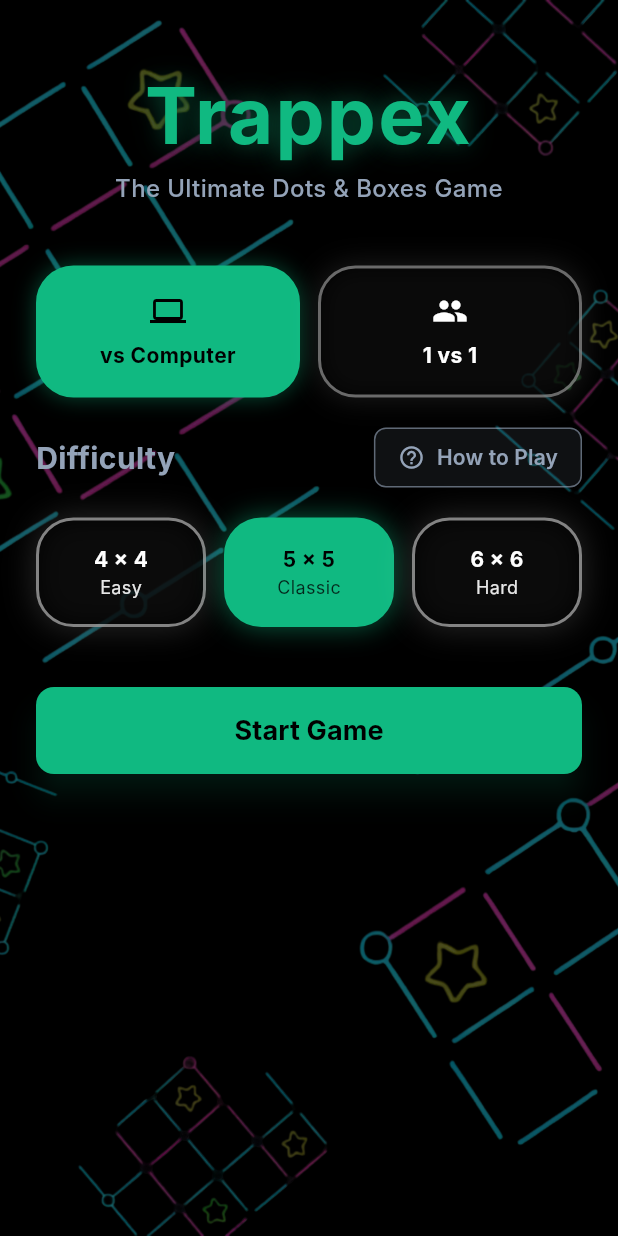
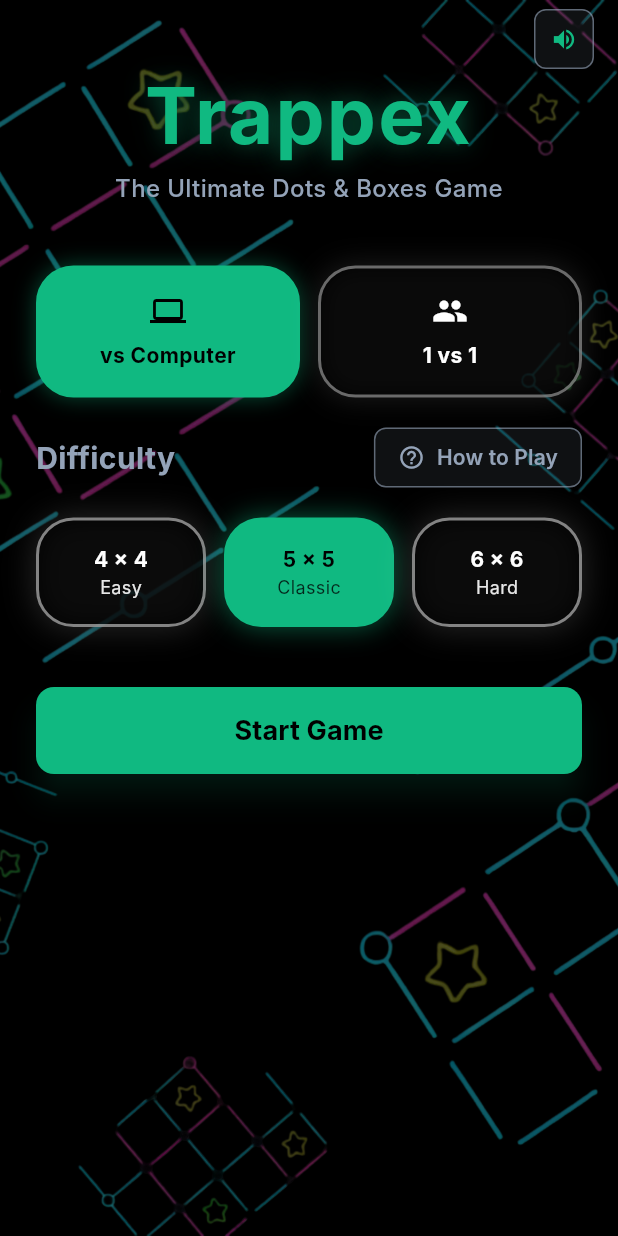
Before and after one commit to AgendeasSolution/trappex, a Flutter app: the screen it shows after launch, on a phone screen of 412 x 824 dp. Run offline on Flutter 3.47's test engine with Material 3 defaults, Android fonts, the light colour scheme and no system bars; our stand-ins replace audioplayers, google_mobile_ads, shared_preferences; network calls fail; Roboto replaces fonts that are missing (Inter).

Commit message:
Add sound toggle functionality to home screen
Implemented a sound toggle button in the home screen, allowing users to enable or disable sound effects. The sound state is loaded during initialization and updated dynamically. Enhanced UI with a new button positioned in the top-right corner, reflecting the current sound status.

```diff
--- a/lib/screens/home_screen.dart
+++ b/lib/screens/home_screen.dart
@@ -40,12 +40,21 @@ class _HomeScreenState extends State<HomeScreen> {
   late TextEditingController _player1Controller;
   late TextEditingController _player2Controller;
   bool _isHowToPlayVisible = false;
+  bool _isSoundEnabled = true;
 
   @override
   void initState() {
     super.initState();
     _player1Controller = TextEditingController(text: widget.player1Name);
     _player2Controller = TextEditingController(text: widget.player2Name);
+    _loadSoundState();
+  }
+
+  Future<void> _loadSoundState() async {
+    _isSoundEnabled = AudioService.instance.isSoundEnabled;
+    if (mounted) {
+      setState(() {});
+    }
   }
 
   @override
@@ -72,7 +81,7 @@ class _HomeScreenState extends State<HomeScreen> {
               child: SafeArea(
                 child: Stack(
                   children: [
-                  SingleChildScrollView(
+                    SingleChildScrollView(
                     child: Padding(
                       padding: const EdgeInsets.all(24.0),
                       child: Column(
@@ -162,6 +171,12 @@ class _HomeScreenState extends State<HomeScreen> {
                     ),
                   ),
                   if (_isHowToPlayVisible) _buildHowToPlayPopup(),
+                  // Sound toggle button in top-right corner - positioned last so it's on top
+                  Positioned(
+                    top: 2,
+                    right: 12,
+                    child: _buildSoundToggleButton(),
+                  ),
                 ],
               ),
             ),
@@ -170,6 +185,31 @@ class _HomeScreenState extends State<HomeScreen> {
           const AdBanner(),
         ],
         ),
+      ),
+    );
+  }
+
+  Widget _buildSoundToggleButton() {
+    return OutlinedButton(
+      onPressed: () async {
+        await AudioService.instance.toggleSound();
+        setState(() {
+          _isSoundEnabled = AudioService.instance.isSoundEnabled;
+        });
+      },
+      style: OutlinedButton.styleFrom(
+        padding: const EdgeInsets.all(8),
+        side: BorderSide(color: AppColors.mutedColor.withOpacity(0.6)),
+        shape: RoundedRectangleBorder(
+          borderRadius: BorderRadius.circular(8),
+        ),
+        backgroundColor: AppColors.mutedColor.withOpacity(0.1),
+        minimumSize: const Size(40, 40),
+      ),
+      child: Icon(
+        _isSoundEnabled ? Icons.volume_up : Icons.volume_off,
+        color: _isSoundEnabled ? AppColors.p1Color : AppColors.mutedColor,
+        size: 18,
       ),
     );
   }
```
Also changed, not shown: lib/screens/splash_screen.dart (+11 -4 lines).
